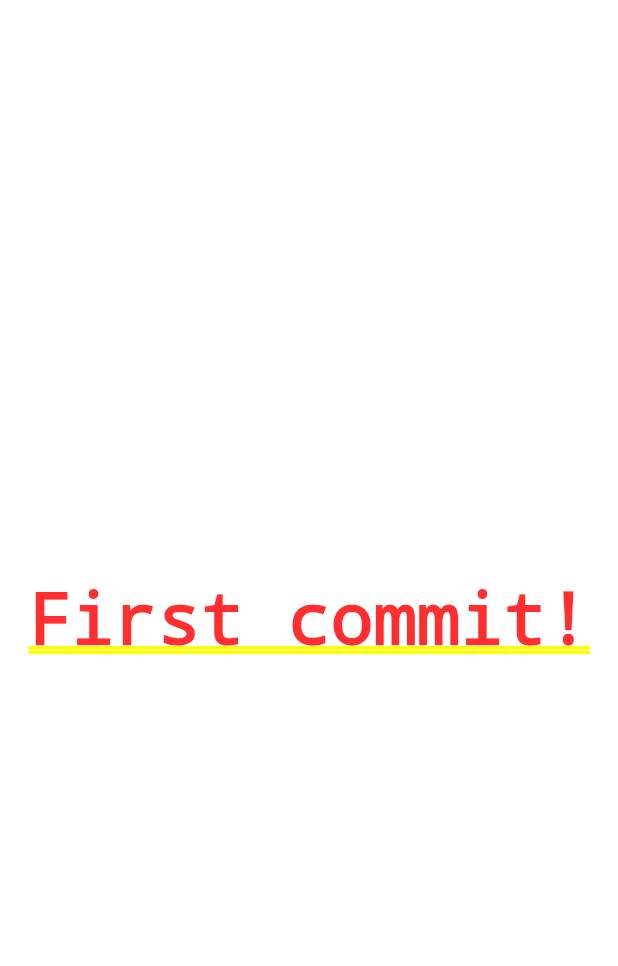
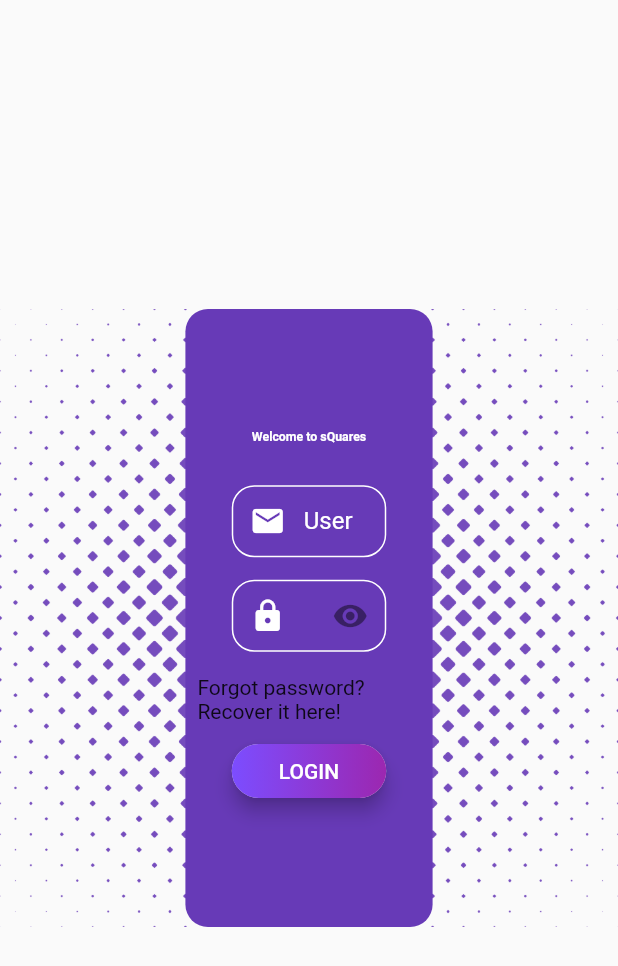
Before and after one commit to MomosTMomos/sQuares, a Flutter app: the screen it shows after launch, on a phone screen of 412 x 824 dp. Shown: the top 966 px of the screen. Run offline on Flutter 3.47's test engine with Material 2 defaults, Android fonts, the phone set to English and light mode, and no system bars; drawn by our look-alikes of flip_card; Roboto replaces fonts that are missing (Poppins).

Commit message:
Created first layout for Login and register.

```diff
--- a/lib/main.dart
+++ b/lib/main.dart
@@ -1,4 +1,5 @@
 import 'package:flutter/material.dart';
+import 'package:squares/pages/login_page.dart';
 
 void main() {
   runApp(MyApp());
@@ -12,11 +13,7 @@ class MyApp extends StatelessWidget {
         primarySwatch: Colors.blue,
         visualDensity: VisualDensity.adaptivePlatformDensity,
       ),
-      home: Container(
-        child: Center(
-          child: Text("First commit!"),
-        ),
-      )
+      home: LoginPage(),
     );
   }
 }
--- /dev/null
+++ b/lib/pages/login_page.dart
@@ -0,0 +1,42 @@
+import 'package:flip_card/flip_card.dart';
+import 'package:flutter/cupertino.dart';
+import 'package:flutter/material.dart';
+import 'package:flutter/widgets.dart';
+import 'package:squares/widgets/back_register_widget.dart';
+import 'package:squares/widgets/front_login_widget.dart';
+
+class LoginPage extends StatefulWidget {
+  @override
+  LoginPageState createState() => LoginPageState();
+}
+
+class LoginPageState extends State<LoginPage> {
+  @override
+  Widget build(BuildContext context) {
+    return Scaffold(
+      body: Stack(
+        children: [
+          Center(
+            child: Opacity(
+              opacity: 0.9,
+              child: Container(
+                width: 1000,
+                height: 1080,
+                child: Image.asset('assets/images/app_background.png', fit: BoxFit.fitWidth, color: Colors.deepPurple,)
+              ),
+            ),
+          ),
+          Container(
+            child: Center(
+              child: FlipCard(
+                direction: FlipDirection.HORIZONTAL, // default
+                front: FrontLoginWidget(),
+                back: BackRegisterWidget(),
+              ),
+            ),
+          ),
+        ],
+      ),
+    );
+  }
+}
--- /dev/null
+++ b/lib/widgets/custom_form_field_widget.dart
@@ -0,0 +1,75 @@
+import 'package:flutter/cupertino.dart';
+import 'package:flutter/material.dart';
+
+class CustomFormFieldWidget extends StatefulWidget {
+  final formLabel;
+  final validatorError;
+  final formType;
+
+  CustomFormFieldWidget(this.formLabel, this.validatorError, this.formType);
+
+  @override
+  CustomFormFieldWidgetState createState() => CustomFormFieldWidgetState();
+}
+
+class CustomFormFieldWidgetState extends State<CustomFormFieldWidget> {
+  bool _isObscure = true;
+
+  @override
+  Widget build(BuildContext context) {
+    return TextFormField(
+      decoration: new InputDecoration(
+          labelText: widget.formLabel,
+          labelStyle: TextStyle(color: Colors.white),
+          fillColor: Colors.white,
+          disabledBorder: OutlineInputBorder(
+            borderRadius: new BorderRadius.circular(15.0),
+            borderSide: new BorderSide(color: Colors.white),
+          ),
+          enabledBorder: OutlineInputBorder(
+            borderRadius: new BorderRadius.circular(15.0),
+            borderSide: new BorderSide(color: Colors.white),
+          ),
+          contentPadding: EdgeInsets.zero,
+          prefixIcon: Icon(
+            widget.formType == 'Text' ? Icons.email : widget.formType == 'Password' ? Icons.lock : Icons.lock_outline,
+            color: Colors.white,
+          ),
+          suffixIcon: widget.formType == 'Text'
+              ? null
+              : GestureDetector(
+                  onTap: () {
+                    _toggleVisibility();
+                  },
+                  child: Icon(
+                    _isObscure ? Icons.visibility : Icons.visibility_off,
+                  ))
+
+          //fillColor: Colors.green
+          ),
+      validator: (val) {
+        if (val.length == 0) {
+          return widget.validatorError;
+        } else {
+          return null;
+        }
+      },
+      obscureText: widget.formType == "Text"
+          ? false
+          : _isObscure
+              ? true
+              : false,
+      keyboardType: TextInputType.emailAddress,
+      style: new TextStyle(
+        color: Colors.white,
+        fontFamily: "Poppins",
+      ),
+    );
+  }
+
+  _toggleVisibility() {
+    setState(() {
+      _isObscure = !_isObscure;
+    });
+  }
+}
--- /dev/null
+++ b/lib/widgets/custom_login_button.dart
@@ -0,0 +1,44 @@
+import 'package:flutter/cupertino.dart';
+import 'package:flutter/material.dart';
+
+class CustomLoginButton extends StatefulWidget {
+  final buttonText;
+
+  CustomLoginButton(this.buttonText);
+
+  @override
+  CustomLoginButtonState createState() => CustomLoginButtonState();
+}
+
+class CustomLoginButtonState extends State<CustomLoginButton> {
+  @override
+  Widget build(BuildContext context) {
+    return RaisedButton(
+      elevation: 5,
+      onPressed: () {},
+      shape: RoundedRectangleBorder(borderRadius: BorderRadius.circular(80.0)),
+      padding: const EdgeInsets.all(0.0),
+      child: Ink(
+        decoration: const BoxDecoration(
+          gradient: LinearGradient(
+            colors: [
+              Colors.deepPurpleAccent,
+              Colors.purple
+            ]
+          ),
+          borderRadius: BorderRadius.all(Radius.circular(80.0)),
+        ),
+        child: Container(
+          constraints: const BoxConstraints(minWidth: 88.0, minHeight: 36.0),
+          // min sizes for Material buttons
+          alignment: Alignment.center,
+          child: Text(
+            widget.buttonText,
+            style: TextStyle(color: Colors.white),
+            textAlign: TextAlign.center,
+          ),
+        ),
+      ),
+    );
+  }
+}
--- /dev/null
+++ b/lib/widgets/front_login_widget.dart
@@ -0,0 +1,74 @@
+import 'package:flutter/cupertino.dart';
+import 'package:flutter/material.dart';
+import 'package:squares/widgets/custom_form_field_widget.dart';
+import 'package:squares/widgets/custom_login_button.dart';
+
+class FrontLoginWidget extends StatefulWidget {
+  @override
+  FrontLoginWidgetState createState() => FrontLoginWidgetState();
+}
+
+class FrontLoginWidgetState extends State<FrontLoginWidget> {
+  @override
+  Widget build(BuildContext context) {
+    return Center(
+      child: Padding(
+        padding: EdgeInsets.symmetric(
+            horizontal: MediaQuery.of(context).size.width * 0.3),
+        child: Container(
+          decoration: BoxDecoration(
+              color: Colors.deepPurple,
+              borderRadius: BorderRadius.circular(15)),
+          height: MediaQuery.of(context).size.height * 0.5,
+          width: MediaQuery.of(context).size.width * 0.4,
+          child: Center(
+              child: SingleChildScrollView(
+            child: Column(
+              mainAxisAlignment: MainAxisAlignment.center,
+              crossAxisAlignment: CrossAxisAlignment.center,
+              children: [
+                Text(
+                  "Welcome to sQuares",
+                  style: TextStyle(
+                    color: Colors.white,
+                    fontWeight: FontWeight.bold,
+                    fontSize: MediaQuery.of(context).size.width / 50,
+                  ),
+                ),
+                SizedBox(
+                  height: 20,
+                ),
+                Padding(
+                  padding: EdgeInsets.symmetric(
+                      horizontal: MediaQuery.of(context).size.width * 0.075,
+                      vertical: 7.5),
+                  child: CustomFormFieldWidget(
+                      'User', 'This field cannot be null.', "Text"),
+                ),
+                Padding(
+                  padding: EdgeInsets.symmetric(
+                      horizontal: MediaQuery.of(context).size.width * 0.075,
+                      vertical: 7.5),
+                  child: CustomFormFieldWidget(
+                      'Password', 'This field cannot be null.', "Password"),
+                ),
+                Padding(
+                  padding: const EdgeInsets.all(8.0),
+                  child: Align(
+                      alignment: Alignment.center,
+                      child: Text("Forgot password? Recover it here!")),
+                ),
+                Padding(
+                  padding: EdgeInsets.symmetric(
+                    horizontal: MediaQuery.of(context).size.width * 0.075,
+                  ),
+                  child: CustomLoginButton('LOGIN'),
+                )
+              ],
+            ),
+          )),
+        ),
+      ),
+    );
+  }
+}
--- a/pubspec.yaml
+++ b/pubspec.yaml
@@ -28,6 +28,7 @@ dependencies:
   # The following adds the Cupertino Icons font to your application.
   # Use with the CupertinoIcons class for iOS style icons.
   cupertino_icons: ^1.0.0
+  flip_card: ^0.4.4
 
 dev_dependencies:
   flutter_test:
@@ -44,6 +45,9 @@ flutter:
   # the material Icons class.
   uses-material-design: true
 
+
+  assets:
+    - assets/images/
   # To add assets to your application, add an assets section, like this:
   # assets:
   #   - images/a_dot_burr.jpeg
```
Also changed, not shown: lib/widgets/back_register_widget.dart (added, +76 -0 lines), assets/images/app_background.png (added), pubspec.lock, 1 other file.
